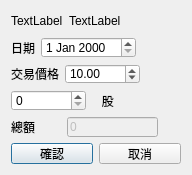
Old version of the form QtStockCapitalIncreaseEditDialog.ui in the repository foxking0416/PythonStockPrice.
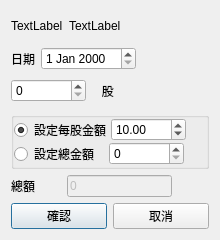
New version of the form.

The edit to the form file:
```diff
--- a/QtStockCapitalIncreaseEditDialog.ui
+++ b/QtStockCapitalIncreaseEditDialog.ui
@@ -6,8 +6,8 @@
    <rect>
     <x>0</x>
     <y>0</y>
-    <width>192</width>
-    <height>175</height>
+    <width>220</width>
+    <height>240</height>
    </rect>
   </property>
   <property name="sizePolicy">
@@ -24,8 +24,8 @@
   </property>
   <property name="maximumSize">
    <size>
-    <width>192</width>
-    <height>175</height>
+    <width>220</width>
+    <height>240</height>
    </size>
   </property>
   <property name="windowTitle">
@@ -90,46 +90,6 @@
      </item>
     </layout>
    </item>
-   <item>
-    <layout class="QHBoxLayout" name="horizontalLayout_3">
-     <item>
-      <widget class="QLabel" name="label_2">
-       <property name="text">
-        <string>交易價格</string>
-       </property>
-      </widget>
-     </item>
-     <item>
-      <widget class="QDoubleSpinBox" name="qtPriceDoubleSpinBox">
-       <property name="minimumSize">
-        <size>
-         <width>75</width>
-         <height>0</height>
-        </size>
-       </property>
-       <property name="maximum">
-        <double>9999.989999999999782</double>
-       </property>
-       <property name="value">
-        <double>10.000000000000000</double>
-       </property>
-      </widget>
-     </item>
-     <item>
-      <spacer name="horizontalSpacer_4">
-       <property name="orientation">
-        <enum>Qt::Horizontal</enum>
-       </property>
-       <property name="sizeHint" stdset="0">
-        <size>
-         <width>40</width>
-         <height>20</height>
-        </size>
-       </property>
-      </spacer>
-     </item>
-    </layout>
-   </item>
    <item>
     <layout class="QHBoxLayout" name="horizontalLayout_6">
      <item>
@@ -170,6 +130,116 @@
      </item>
     </layout>
    </item>
+   <item>
+    <widget class="QGroupBox" name="groupBox">
+     <property name="title">
+      <string/>
+     </property>
+     <layout class="QVBoxLayout" name="verticalLayout_2">
+      <property name="spacing">
+       <number>0</number>
+      </property>
+      <property name="leftMargin">
+       <number>0</number>
+      </property>
+      <property name="topMargin">
+       <number>0</number>
+      </property>
+      <property name="rightMargin">
+       <number>0</number>
+      </property>
+      <property name="bottomMargin">
+       <number>0</number>
+      </property>
+      <item>
+       <layout class="QHBoxLayout" name="horizontalLayout_4">
+        <item>
+         <widget class="QRadioButton" name="qtPerSharePriceRadioButton">
+          <property name="text">
+           <string>設定每股金額</string>
+          </property>
+          <property name="checked">
+           <bool>true</bool>
+          </property>
+         </widget>
+        </item>
+        <item>
+         <widget class="QDoubleSpinBox" name="qtPerSharePriceDoubleSpinBox">
+          <property name="minimumSize">
+           <size>
+            <width>75</width>
+            <height>0</height>
+           </size>
+          </property>
+          <property name="maximum">
+           <double>9999.989999999999782</double>
+          </property>
+          <property name="value">
+           <double>10.000000000000000</double>
+          </property>
+         </widget>
+        </item>
+        <item>
+         <spacer name="horizontalSpacer">
+          <property name="orientation">
+           <enum>Qt::Horizontal</enum>
+          </property>
+          <property name="sizeHint" stdset="0">
+           <size>
+            <width>40</width>
+            <height>20</height>
+           </size>
+          </property>
+         </spacer>
+        </item>
+       </layout>
+      </item>
+      <item>
+       <layout class="QHBoxLayout" name="horizontalLayout_3">
+        <item>
+         <widget class="QRadioButton" name="qtTotalPriceRadioButton">
+          <property name="minimumSize">
+           <size>
+            <width>95</width>
+            <height>0</height>
+           </size>
+          </property>
+          <property name="text">
+           <string>設定總金額</string>
+          </property>
+         </widget>
+        </item>
+        <item>
+         <widget class="QSpinBox" name="qtTotalPriceSpinBox">
+          <property name="minimumSize">
+           <size>
+            <width>75</width>
+            <height>0</height>
+           </size>
+          </property>
+          <property name="maximum">
+           <number>99999999</number>
+          </property>
+         </widget>
+        </item>
+        <item>
+         <spacer name="horizontalSpacer_4">
+          <property name="orientation">
+           <enum>Qt::Horizontal</enum>
+          </property>
+          <property name="sizeHint" stdset="0">
+           <size>
+            <width>40</width>
+            <height>20</height>
+           </size>
+          </property>
+         </spacer>
+        </item>
+       </layout>
+      </item>
+     </layout>
+    </widget>
+   </item>
    <item>
     <layout class="QHBoxLayout" name="horizontalLayout_10">
      <item>
```
